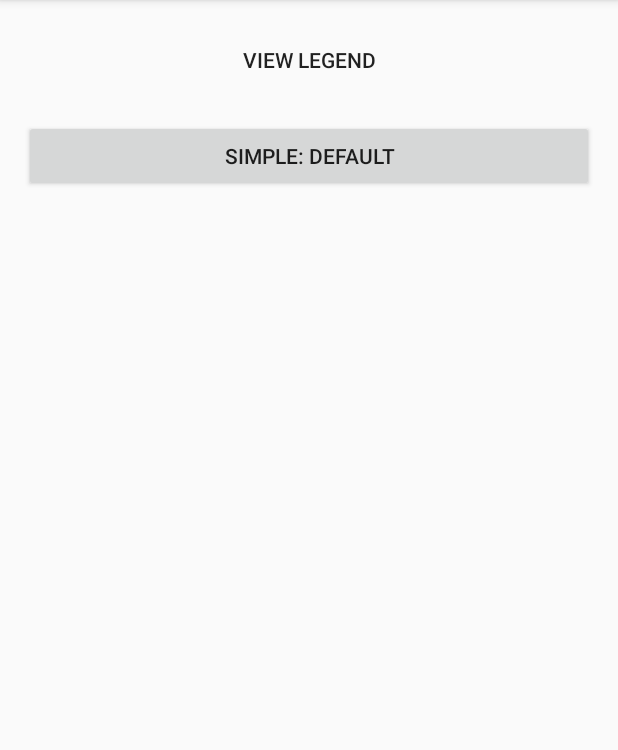
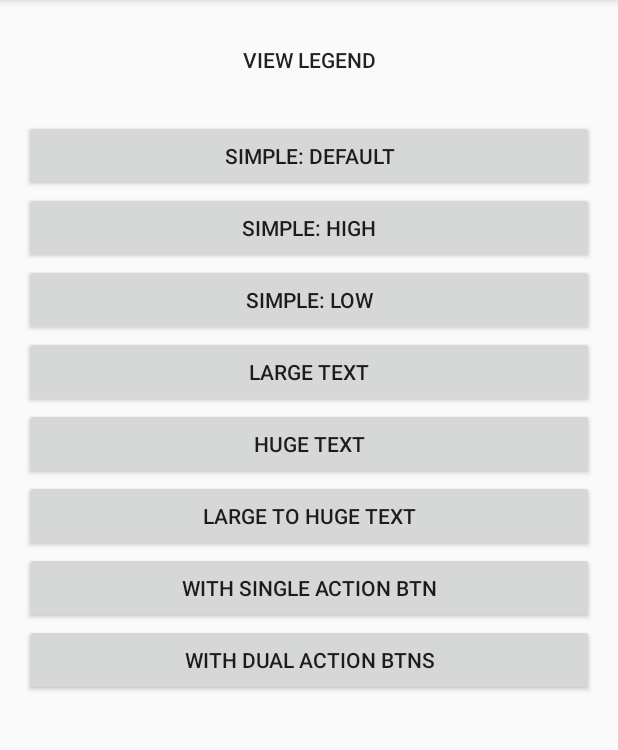
Before and after one commit to benjaminplee/android-playground, an Android app: the screen it shows after launch (LaunchActivity), after a tap on "VIEW LAUNCHERS", on a phone screen of 412 x 824 dp, the part 84-834 px from its top. Run offline under Robolectric (Android 15) with nearby library versions, the phone set to English and light mode, and no system bars; libraries missing offline, so code that uses them is left out: com.example.benlee.

Commit message:
Action buttons

```diff
--- a/Notifications/app/src/main/java/com/example/benlee/playground/playgroundnotifications/LaunchActivity.kt
+++ b/Notifications/app/src/main/java/com/example/benlee/playground/playgroundnotifications/LaunchActivity.kt
@@ -1,6 +1,8 @@
 package com.example.benlee.playground.playgroundnotifications
 
+import android.app.PendingIntent
 import android.content.Context
+import android.content.Intent
 import android.os.Bundle
 import android.support.v7.app.AppCompatActivity
 import android.support.v7.widget.LinearLayoutManager
@@ -11,6 +13,7 @@ import android.view.ViewGroup
 import android.widget.Button
 import kotlinx.android.synthetic.main.activity_launch.*
 import kotlinx.android.synthetic.main.launcher.view.*
+
 
 class LaunchActivity : AppCompatActivity() {
 
@@ -27,11 +30,19 @@ class LaunchActivity : AppCompatActivity() {
                 listOf(
                         "Simple: Default" to ::launch_Simple_Default,
                         "Simple: High" to ::launch_Simple_High,
-                        "Simple: Low" to ::launch_Simple_Low
+                        "Simple: Low" to ::launch_Simple_Low,
+                        "Large Text" to ::launch_Large,
+                        "Huge Text" to ::launch_Huge,
+                        "Large to Huge Text" to ::launch_LargeToHuge,
+                        "With Single Action Btn"  to ::launch_WithSingleAction,
+                        "With Dual Action Btns" to ::launch_WithDualActions
                 )
         )
     }
 }
+
+fun Context.pendingItentToLaunchActivity(): PendingIntent =
+        PendingIntent.getActivity(this, 0, Intent(this, LaunchActivity::class.java), 0)
 
 class NotificationLauncherAdapter(private val context: Context, private val launchers: List<Pair<String, (Context) -> Unit>>) : RecyclerView.Adapter<NotificationViewHolder>() {
     override fun onCreateViewHolder(parent: ViewGroup, viewType: Int): NotificationViewHolder =
--- /dev/null
+++ b/Notifications/app/src/main/res/drawable/ic_action_alt.xml
@@ -0,0 +1,5 @@
+<vector android:height="24dp" android:tint="#65ADEE"
+    android:viewportHeight="24.0" android:viewportWidth="24.0"
+    android:width="24dp" xmlns:android="http://schemas.android.com/apk/res/android">
+    <path android:fillColor="#FF000000" android:pathData="M19.44,9.03L15.41,5H11v2h3.59l2,2H5c-2.8,0 -5,2.2 -5,5s2.2,5 5,5c2.46,0 4.45,-1.69 4.9,-4h1.65l2.77,-2.77c-0.21,0.54 -0.32,1.14 -0.32,1.77 0,2.8 2.2,5 5,5s5,-2.2 5,-5c0,-2.65 -1.97,-4.77 -4.56,-4.97zM7.82,15C7.4,16.15 6.28,17 5,17c-1.63,0 -3,-1.37 -3,-3s1.37,-3 3,-3c1.28,0 2.4,0.85 2.82,2H5v2h2.82zM19,17c-1.66,0 -3,-1.34 -3,-3s1.34,-3 3,-3 3,1.34 3,3 -1.34,3 -3,3z"/>
+</vector>
--- /dev/null
+++ b/Notifications/app/src/main/res/drawable/ic_action_primary.xml
@@ -0,0 +1,5 @@
+<vector android:height="24dp" android:tint="#43EE3E"
+    android:viewportHeight="24.0" android:viewportWidth="24.0"
+    android:width="24dp" xmlns:android="http://schemas.android.com/apk/res/android">
+    <path android:fillColor="#FF000000" android:pathData="M12,21.35l-1.45,-1.32C5.4,15.36 2,12.28 2,8.5 2,5.42 4.42,3 7.5,3c1.74,0 3.41,0.81 4.5,2.09C13.09,3.81 14.76,3 16.5,3 19.58,3 22,5.42 22,8.5c0,3.78 -3.4,6.86 -8.55,11.54L12,21.35z"/>
+</vector>
--- a/Notifications/app/src/main/res/layout/activity_launch.xml
+++ b/Notifications/app/src/main/res/layout/activity_launch.xml
@@ -96,6 +96,42 @@
 
                 </TableRow>
 
+                <TableRow style="@style/LegendRow">
+
+                    <TextView
+                        android:layout_width="wrap_content"
+                        android:layout_height="wrap_content"
+                        android:layout_gravity="center_vertical"
+                        android:text="Primary Action Icon"
+                        android:textColor="@color/colorPrimaryDark" />
+
+                    <ImageView
+                        android:layout_width="wrap_content"
+                        android:layout_height="wrap_content"
+                        android:layout_gravity="right|center_vertical"
+                        android:background="@color/colorPrimary"
+                        android:src="@drawable/ic_action_primary" />
+
+                </TableRow>
+
+                <TableRow style="@style/LegendRow">
+
+                    <TextView
+                        android:layout_width="wrap_content"
+                        android:layout_height="wrap_content"
+                        android:layout_gravity="center_vertical"
+                        android:text="Alternate Action Icon"
+                        android:textColor="@color/colorPrimaryDark" />
+
+                    <ImageView
+                        android:layout_width="wrap_content"
+                        android:layout_height="wrap_content"
+                        android:layout_gravity="right|center_vertical"
+                        android:background="@color/colorPrimary"
+                        android:src="@drawable/ic_action_alt" />
+
+                </TableRow>
+
                 <TableRow style="@style/LegendRowHeader">
 
                     <TextView
@@ -171,6 +207,38 @@
 
                 </TableRow>
 
+                <TableRow style="@style/LegendRow">
+
+                    <TextView
+                        android:layout_width="wrap_content"
+                        android:layout_height="wrap_content"
+                        android:text="Primary Action"
+                        android:textColor="@color/colorPrimaryDark" />
+
+                    <TextView
+                        android:layout_width="wrap_content"
+                        android:layout_height="wrap_content"
+                        android:gravity="right"
+                        android:text="@string/primary_action_text" />
+
+                </TableRow>
+
+                <TableRow style="@style/LegendRow">
+
+                    <TextView
+                        android:layout_width="wrap_content"
+                        android:layout_height="wrap_content"
+                        android:text="Alt Action"
+                        android:textColor="@color/colorPrimaryDark" />
+
+                    <TextView
+                        android:layout_width="wrap_content"
+                        android:layout_height="wrap_content"
+                        android:gravity="right"
+                        android:text="@string/alt_action_text" />
+
+                </TableRow>
+
             </TableLayout>
 
         </ScrollView>
--- a/Notifications/app/src/main/res/layout/launcher.xml
+++ b/Notifications/app/src/main/res/layout/launcher.xml
@@ -1,7 +1,7 @@
 <?xml version="1.0" encoding="utf-8"?>
 <FrameLayout xmlns:android="http://schemas.android.com/apk/res/android"
     android:layout_width="match_parent"
-    android:layout_height="match_parent">
+    android:layout_height="wrap_content">
 
     <Button
         android:id="@+id/launchButton"
--- a/Notifications/app/src/main/res/values/strings.xml
+++ b/Notifications/app/src/main/res/values/strings.xml
@@ -4,4 +4,6 @@
     <string name="content_small_text">This is some content text.</string>
     <string name="content_large_text">Here is a larger set of content text. It might be two sentences.</string>
     <string name="content_huge_text">Lorem Ipsum is simply dummy text of the printing and typesetting industry. Lorem Ipsum has been the industry\'s standard dummy text ever since the 1500s, when an unknown printer took a galley of type and scrambled it to make a type specimen book. It has survived not only five centuries, but also the leap into electronic typesetting, remaining essentially unchanged.</string>
+    <string name="primary_action_text">Primary</string>
+    <string name="alt_action_text">Alt</string>
 </resources>
```
Also changed, not shown: Notifications/app/src/main/java/com/example/benlee/playground/playgroundnotifications/ExampleNotifications.kt (+83 -0 lines).
